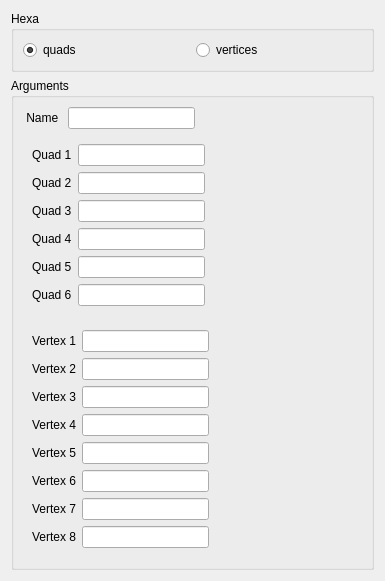
The window that src/HEXABLOCKGUI/Hexa_QTD.ui (SalomePlatform/hexablock) describes before a commit, drawn with Qt 5.
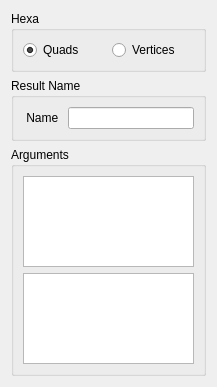
The same window after the commit.

Commit message: added : input dialog panel. MakeGridDialog, HexaDialog, ReplaceHexaDialog, QuadRevolutionDialog, MakeSphereDialog, MakeRindDialog.

Patch:
```diff
--- a/src/HEXABLOCKGUI/Hexa_QTD.ui
+++ b/src/HEXABLOCKGUI/Hexa_QTD.ui
@@ -6,8 +6,8 @@
    <rect>
     <x>0</x>
     <y>0</y>
-    <width>385</width>
-    <height>581</height>
+    <width>217</width>
+    <height>387</height>
    </rect>
   </property>
   <property name="windowTitle">
@@ -35,7 +35,7 @@
          </sizepolicy>
         </property>
         <property name="text">
-         <string>quads</string>
+         <string>Quads</string>
         </property>
         <property name="checked">
          <bool>true</bool>
@@ -51,7 +51,7 @@
          </sizepolicy>
         </property>
         <property name="text">
-         <string>vertices</string>
+         <string>Vertices</string>
         </property>
        </widget>
       </item>
@@ -59,11 +59,11 @@
     </widget>
    </item>
    <item>
-    <widget class="QGroupBox" name="groupBox">
+    <widget class="QGroupBox" name="groupBox_3">
      <property name="title">
-      <string>Arguments</string>
+      <string>Result Name</string>
      </property>
-     <layout class="QFormLayout" name="formLayout_3">
+     <layout class="QFormLayout" name="formLayout_2">
       <item row="0" column="0">
        <widget class="QLabel" name="label_15">
         <property name="text">
@@ -87,260 +87,27 @@
         </property>
        </widget>
       </item>
-      <item row="1" column="0" colspan="2">
-       <widget class="QWidget" name="widget" native="true">
-        <layout class="QFormLayout" name="formLayout">
-         <item row="0" column="0">
-          <widget class="QLabel" name="label">
-           <property name="text">
-            <string>Quad 1</string>
-           </property>
-          </widget>
-         </item>
-         <item row="0" column="1">
-          <widget class="QLineEdit" name="q0_le_rb0">
-           <property name="maximumSize">
-            <size>
-             <width>127</width>
-             <height>16777215</height>
-            </size>
-           </property>
-          </widget>
-         </item>
-         <item row="1" column="0">
-          <widget class="QLabel" name="label_2">
-           <property name="text">
-            <string>Quad 2</string>
-           </property>
-          </widget>
-         </item>
-         <item row="1" column="1">
-          <widget class="QLineEdit" name="q1_le_rb0">
-           <property name="maximumSize">
-            <size>
-             <width>127</width>
-             <height>16777215</height>
-            </size>
-           </property>
-          </widget>
-         </item>
-         <item row="2" column="0">
-          <widget class="QLabel" name="label_3">
-           <property name="text">
-            <string>Quad 3</string>
-           </property>
-          </widget>
-         </item>
-         <item row="2" column="1">
-          <widget class="QLineEdit" name="q2_le_rb0">
-           <property name="maximumSize">
-            <size>
-             <width>127</width>
-             <height>16777215</height>
-            </size>
-           </property>
-          </widget>
-         </item>
-         <item row="3" column="0">
-          <widget class="QLabel" name="label_4">
-           <property name="text">
-            <string>Quad 4</string>
-           </property>
-          </widget>
-         </item>
-         <item row="3" column="1">
-          <widget class="QLineEdit" name="q3_le_rb0">
-           <property name="minimumSize">
-            <size>
-             <width>127</width>
-             <height>0</height>
-            </size>
-           </property>
-           <property name="maximumSize">
-            <size>
-             <width>127</width>
-             <height>16777215</height>
-            </size>
-           </property>
-          </widget>
-         </item>
-         <item row="4" column="0">
-          <widget class="QLabel" name="label_5">
-           <property name="text">
-            <string>Quad 5</string>
-           </property>
-          </widget>
-         </item>
-         <item row="4" column="1">
-          <widget class="QLineEdit" name="q4_le_rb0">
-           <property name="maximumSize">
-            <size>
-             <width>127</width>
-             <height>16777215</height>
-            </size>
-           </property>
-          </widget>
-         </item>
-         <item row="5" column="0">
-          <widget class="QLabel" name="label_6">
-           <property name="text">
-            <string>Quad 6</string>
-           </property>
-          </widget>
-         </item>
-         <item row="5" column="1">
-          <widget class="QLineEdit" name="q5_le_rb0">
-           <property name="maximumSize">
-            <size>
-             <width>127</width>
-             <height>16777215</height>
-            </size>
-           </property>
-          </widget>
-         </item>
-        </layout>
+     </layout>
+    </widget>
+   </item>
+   <item>
+    <widget class="QGroupBox" name="groupBox">
+     <property name="title">
+      <string>Arguments</string>
+     </property>
+     <layout class="QVBoxLayout" name="verticalLayout_2">
+      <item>
+       <widget class="QListWidget" name="quads_lw">
+        <property name="toolTip">
+         <string>Select a quad</string>
+        </property>
        </widget>
       </item>
-      <item row="2" column="0" colspan="2">
-       <widget class="QWidget" name="widget_2" native="true">
-        <layout class="QFormLayout" name="formLayout_2">
-         <item row="0" column="0">
-          <widget class="QLabel" name="label_7">
-           <property name="text">
-            <string>Vertex 1</string>
-           </property>
-          </widget>
-         </item>
-         <item row="0" column="1">
-          <widget class="QLineEdit" name="v0_le_rb1">
-           <property name="maximumSize">
-            <size>
-             <width>127</width>
-             <height>16777215</height>
-            </size>
-           </property>
-          </widget>
-         </item>
-         <item row="1" column="0">
-          <widget class="QLabel" name="label_8">
-           <property name="text">
-            <string>Vertex 2</string>
-           </property>
-          </widget>
-         </item>
-         <item row="1" column="1">
-          <widget class="QLineEdit" name="v1_le_rb1">
-           <property name="maximumSize">
-            <size>
-             <width>127</width>
-             <height>16777215</height>
-            </size>
-           </property>
-          </widget>
-         </item>
-         <item row="2" column="0">
-          <widget class="QLabel" name="label_9">
-           <property name="text">
-            <string>Vertex 3</string>
-           </property>
-          </widget>
-         </item>
-         <item row="2" column="1">
-          <widget class="QLineEdit" name="v2_le_rb1">
-           <property name="maximumSize">
-            <size>
-             <width>127</width>
-             <height>16777215</height>
-            </size>
-           </property>
-          </widget>
-         </item>
-         <item row="3" column="0">
-          <widget class="QLabel" name="label_10">
-           <property name="text">
-            <string>Vertex 4</string>
-           </property>
-          </widget>
-         </item>
-         <item row="3" column="1">
-          <widget class="QLineEdit" name="v3_le_rb1">
-           <property name="maximumSize">
-            <size>
-             <width>127</width>
-             <height>16777215</height>
-            </size>
-           </property>
-          </widget>
-         </item>
-         <item row="4" column="0">
-          <widget class="QLabel" name="label_11">
-           <property name="text">
-            <string>Vertex 5</string>
-           </property>
-          </widget>
-         </item>
-         <item row="4" column="1">
-          <widget class="QLineEdit" name="v4_le_rb1">
-           <property name="maximumSize">
-            <size>
-             <width>127</width>
-             <height>16777215</height>
-            </size>
-           </property>
-          </widget>
-         </item>
-         <item row="5" column="0">
-          <widget class="QLabel" name="label_12">
-           <property name="text">
-            <string>Vertex 6</string>
-           </property>
-          </widget>
-         </item>
-         <item row="5" column="1">
-          <widget class="QLineEdit" name="v5_le_rb1">
-           <property name="maximumSize">
-            <size>
-             <width>127</width>
-             <height>16777215</height>
-            </size>
-           </property>
-          </widget>
-         </item>
-         <item row="6" column="0">
-          <widget class="QLabel" name="label_13">
-           <property name="text">
-            <string>Vertex 7</string>
-           </property>
-          </widget>
-         </item>
-         <item row="6" column="1">
-          <widget class="QLineEdit" name="v6_le_rb1">
-           <property name="maximumSize">
-            <size>
-             <width>127</width>
-             <height>16777215</height>
-            </size>
-           </property>
-          </widget>
-         </item>
-         <item row="7" column="0">
-          <widget class="QLabel" name="label_14">
-           <property name="text">
-            <string>Vertex 8</string>
-           </property>
-          </widget>
-         </item>
-         <item row="7" column="1">
-          <widget class="QLineEdit" name="v7_le_rb1">
-           <property name="maximumSize">
-            <size>
-             <width>127</width>
-             <height>16777215</height>
-            </size>
-           </property>
-          </widget>
-         </item>
-        </layout>
+      <item>
+       <widget class="QListWidget" name="vertices_lw">
+        <property name="toolTip">
+         <string>Select a vertice</string>
+        </property>
        </widget>
       </item>
      </layout>
```
Left out of the diff: 58 changed lines with no effect on the pictures. The commit also changes 9 other files.
